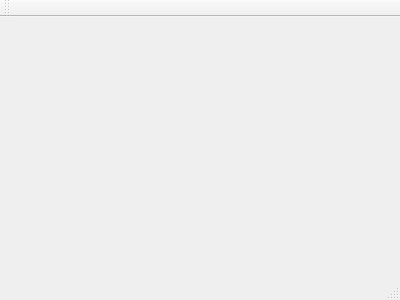
Qt form qt_test/data_test/mainwindow.ui (bluuuue/Practice) before a commit.
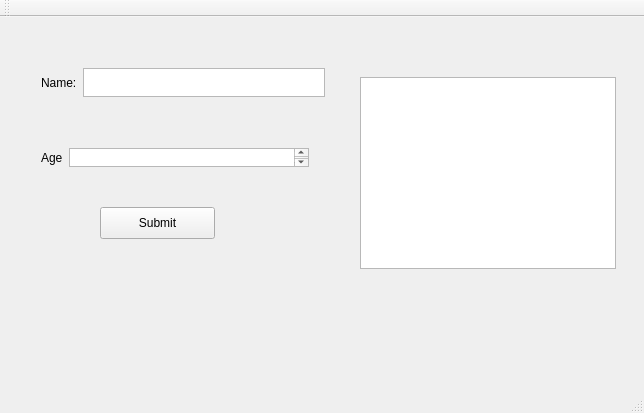
The same form after that commit.

The edit to the form file:
```diff
--- a/qt_test/data_test/mainwindow.ui
+++ b/qt_test/data_test/mainwindow.ui
@@ -1,24 +1,115 @@
 <ui version="4.0">
  <class>MainWindow</class>
- <widget class="QMainWindow" name="MainWindow" >
-  <property name="geometry" >
+ <widget class="QMainWindow" name="MainWindow">
+  <property name="geometry">
    <rect>
     <x>0</x>
     <y>0</y>
-    <width>400</width>
-    <height>300</height>
+    <width>644</width>
+    <height>413</height>
    </rect>
   </property>
   <property name="windowTitle" >
    <string>MainWindow</string>
   </property>
-  <widget class="QMenuBar" name="menuBar" />
-  <widget class="QToolBar" name="mainToolBar" />
-  <widget class="QWidget" name="centralWidget" />
-  <widget class="QStatusBar" name="statusBar" />
+  <widget class="QWidget" name="centralWidget">
+   <widget class="QPushButton" name="pushButton">
+    <property name="geometry">
+     <rect>
+      <x>100</x>
+      <y>190</y>
+      <width>115</width>
+      <height>32</height>
+     </rect>
+    </property>
+    <property name="text">
+     <string>Submit</string>
+    </property>
+   </widget>
+   <widget class="QListView" name="listView">
+    <property name="geometry">
+     <rect>
+      <x>360</x>
+      <y>60</y>
+      <width>256</width>
+      <height>192</height>
+     </rect>
+    </property>
+   </widget>
+   <widget class="QWidget" name="">
+    <property name="geometry">
+     <rect>
+      <x>30</x>
+      <y>40</y>
+      <width>306</width>
+      <height>51</height>
+     </rect>
+    </property>
+    <layout class="QHBoxLayout" name="horizontalLayout">
+     <item>
+      <widget class="QLabel" name="label">
+       <property name="text">
+        <string>Name:</string>
+       </property>
+      </widget>
+     </item>
+     <item>
+      <widget class="QTextEdit" name="textEdit"/>
+     </item>
+    </layout>
+   </widget>
+   <widget class="QWidget" name="">
+    <property name="geometry">
+     <rect>
+      <x>30</x>
+      <y>120</y>
+      <width>290</width>
+      <height>41</height>
+     </rect>
+    </property>
+    <layout class="QHBoxLayout" name="horizontalLayout_2">
+     <item>
+      <widget class="QLabel" name="label_2">
+       <property name="text">
+        <string>Age</string>
+       </property>
+      </widget>
+     </item>
+     <item>
+      <widget class="QTextEdit" name="textEdit_2"/>
+     </item>
+    </layout>
+   </widget>
+   <zorder>pushButton</zorder>
+   <zorder>textEdit</zorder>
+   <zorder>label</zorder>
+   <zorder>label_2</zorder>
+   <zorder>textEdit_2</zorder>
+   <zorder>textEdit_2</zorder>
+   <zorder>label_2</zorder>
+   <zorder>listView</zorder>
+  </widget>
+  <widget class="QMenuBar" name="menuBar">
+   <property name="geometry">
+    <rect>
+     <x>0</x>
+     <y>0</y>
+     <width>644</width>
+     <height>22</height>
+    </rect>
+   </property>
+  </widget>
+  <widget class="QToolBar" name="mainToolBar">
+   <attribute name="toolBarArea">
+    <enum>TopToolBarArea</enum>
+   </attribute>
+   <attribute name="toolBarBreak">
+    <bool>false</bool>
+   </attribute>
+  </widget>
+  <widget class="QStatusBar" name="statusBar"/>
  </widget>
- <layoutDefault spacing="6" margin="11" />
- <pixmapfunction></pixmapfunction>
+ <layoutdefault spacing="6" margin="11"/>
  <resources/>
  <connections/>
 </ui>
```
Left out of the diff: 3 changed lines with no effect on the pictures.
